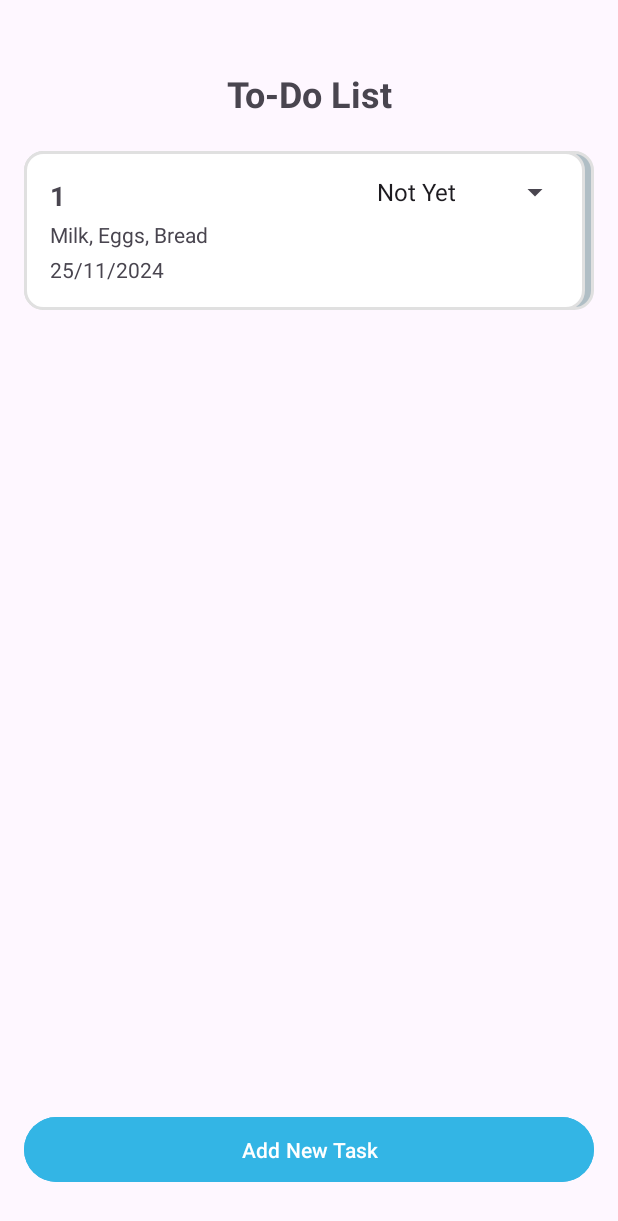
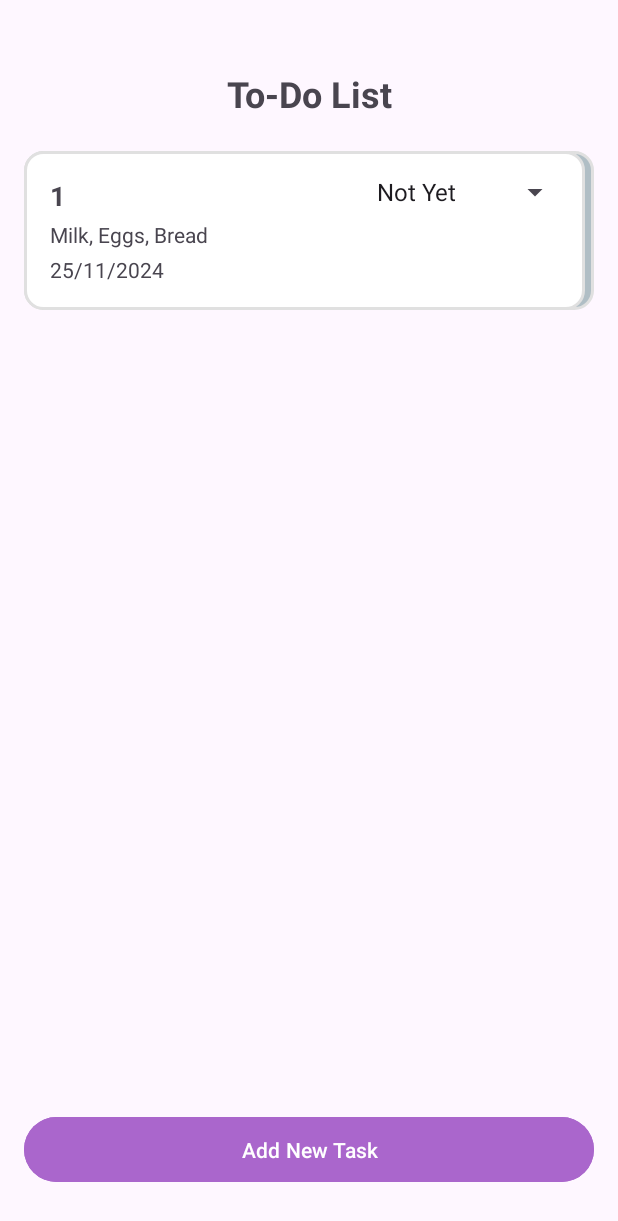
Before and after one commit to MySavEv/TodoList_Project_Group, an Android app: the screen it shows after launch (MainActivity), on a phone screen of 412 x 824 dp. Shown: the top 1221 px of the screen. Run offline under Robolectric (Android 15) with nearby library versions, the phone set to English and light mode, and no system bars; 2 statements that could not run were skipped.

Commit message:
change color and add more strings

```diff
--- a/app/src/main/res/layout/activity_add_task.xml
+++ b/app/src/main/res/layout/activity_add_task.xml
@@ -65,7 +65,7 @@
             android:layout_width="match_parent"
             android:layout_height="wrap_content"
             android:text="@string/add_new_task_btn"
-            android:backgroundTint="@android:color/holo_blue_light"
+            android:backgroundTint="@android:color/holo_purple"
             android:textColor="@android:color/white"
             android:textSize="14sp"
             android:padding="12dp"
--- a/app/src/main/res/layout/activity_main.xml
+++ b/app/src/main/res/layout/activity_main.xml
@@ -35,5 +35,5 @@
         android:textSize="14sp"
         android:layout_marginBottom="16dp"
         android:layout_marginTop="16dp"
-        android:backgroundTint="@android:color/holo_blue_light"/>
+        android:backgroundTint="@android:color/holo_purple"/>
 </LinearLayout>
--- a/app/src/main/res/layout/item_task.xml
+++ b/app/src/main/res/layout/item_task.xml
@@ -9,12 +9,11 @@
     android:background="@drawable/notyet_background"
     >
 
-    <!-- กล่องซ้ายสำหรับ Title และ Description -->
     <TextView
         android:id="@+id/textId"
         android:layout_width="30dp"
         android:layout_height="30dp"
-        android:text="34"
+        android:text=""
         android:visibility="gone"/>
 
 
@@ -28,7 +27,7 @@
             android:id="@+id/textTaskTitle"
             android:layout_width="wrap_content"
             android:layout_height="wrap_content"
-            android:text="Task Title"
+            android:text="@string/task_title"
             android:padding="2dp"
             android:textSize="18sp"
             android:textStyle="bold" />
@@ -37,7 +36,7 @@
             android:id="@+id/textTaskDescription"
             android:layout_width="wrap_content"
             android:layout_height="wrap_content"
-            android:text="Description 1"
+            android:text="@string/add_task_description"
             android:padding="2dp"
             android:textSize="14sp" />
 
@@ -45,7 +44,7 @@
             android:id="@+id/textDate"
             android:layout_width="wrap_content"
             android:layout_height="wrap_content"
-            android:text="Task date"
+            android:text="@string/due_date"
             android:padding="2dp"
             android:textSize="14sp"/>
 
--- a/app/src/main/res/values/strings.xml
+++ b/app/src/main/res/values/strings.xml
@@ -5,6 +5,7 @@
     <string name="task_title">Task Title</string>
     <string name="add_task_description">Task Description</string>
     <string name="add_due_date">Select Due Date</string>
+    <string name="due_date">Due Date</string>
     <string name="save_task_btn">Save Task</string>
     <string name="add_new_task_btn">Add New Task</string>
     <string-array name="planets_array">
```
Also changed, not shown: 1 other file.
